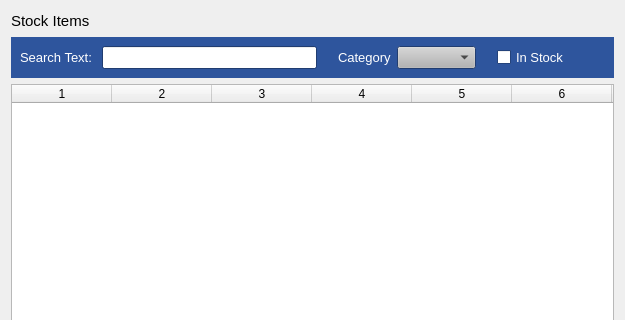
Watti/estorecpp, file estorecpp/managestockitems.ui: the form before one commit; both pictures show x 0 to 625 and y 0 to 320 of the 625 by 461 pixel window.
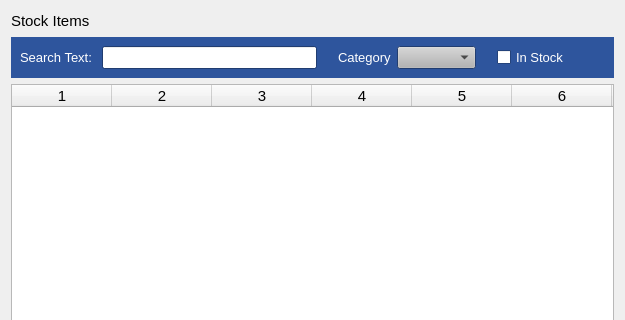
The form after the commit.

Patch:
```diff
--- a/estorecpp/managestockitems.ui
+++ b/estorecpp/managestockitems.ui
@@ -664,6 +664,11 @@
    </item>
    <item>
     <widget class="QTableWidget" name="tableWidget">
+     <property name="font">
+      <font>
+       <pointsize>11</pointsize>
+      </font>
+     </property>
      <property name="columnCount">
       <number>9</number>
      </property>
```
